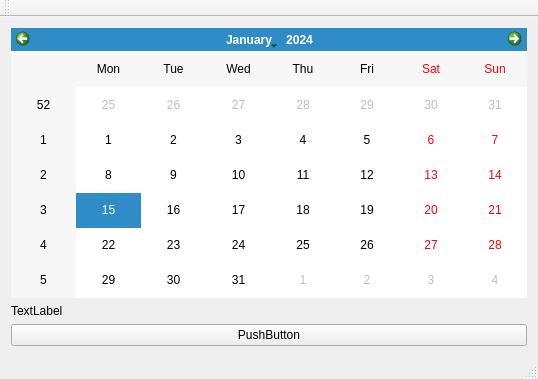
EliasWollitzer/Diplomarbeit, file 00_Qt_Client/mainwindow.ui: the form before one commit.
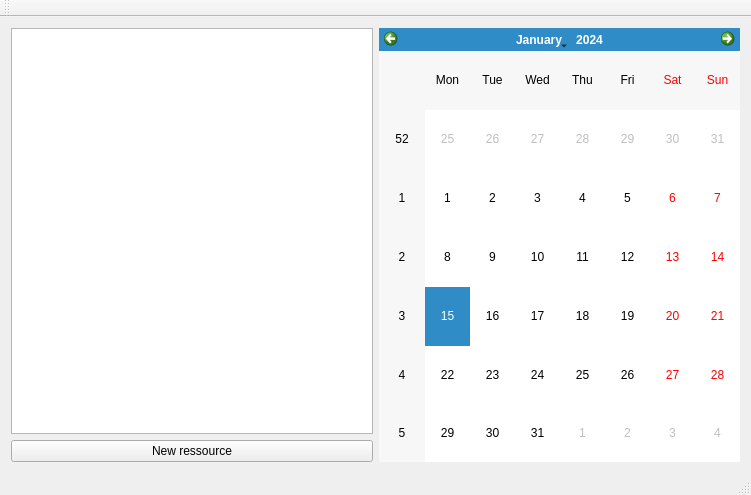
The form after the commit.

Commit message: ui design and debug

Diff of the .ui file:
```diff
--- a/00_Qt_Client/mainwindow.ui
+++ b/00_Qt_Client/mainwindow.ui
@@ -6,32 +6,35 @@
    <rect>
     <x>0</x>
     <y>0</y>
-    <width>538</width>
-    <height>379</height>
+    <width>751</width>
+    <height>495</height>
    </rect>
   </property>
   <property name="windowTitle">
    <string>MainWindow</string>
   </property>
   <widget class="QWidget" name="centralWidget">
-   <layout class="QVBoxLayout" name="verticalLayout">
+   <layout class="QHBoxLayout" name="horizontalLayout">
+    <item>
+     <layout class="QVBoxLayout" name="verticalLayout">
+      <property name="rightMargin">
+       <number>0</number>
+      </property>
+      <item>
+       <widget class="QTableWidget" name="tableWidget"/>
+      </item>
+      <item>
+       <widget class="QPushButton" name="newRessource">
+        <property name="text">
+         <string>New ressource</string>
+        </property>
+       </widget>
+      </item>
+     </layout>
+    </item>
     <item>
      <widget class="QCalendarWidget" name="calendarWidget"/>
     </item>
-    <item>
-     <widget class="QLabel" name="label">
-      <property name="text">
-       <string>TextLabel</string>
-      </property>
-     </widget>
-    </item>
-    <item>
-     <widget class="QPushButton" name="pushButton">
-      <property name="text">
-       <string>PushButton</string>
-      </property>
-     </widget>
-    </item>
    </layout>
   </widget>
   <widget class="QMenuBar" name="menuBar">
```
Left out of the diff: 2 changed lines with no effect on the pictures. The commit also changes 5 other files.
